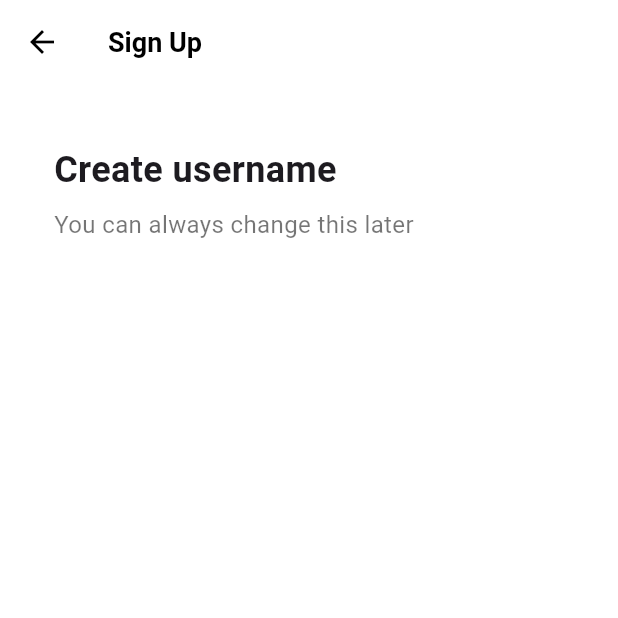
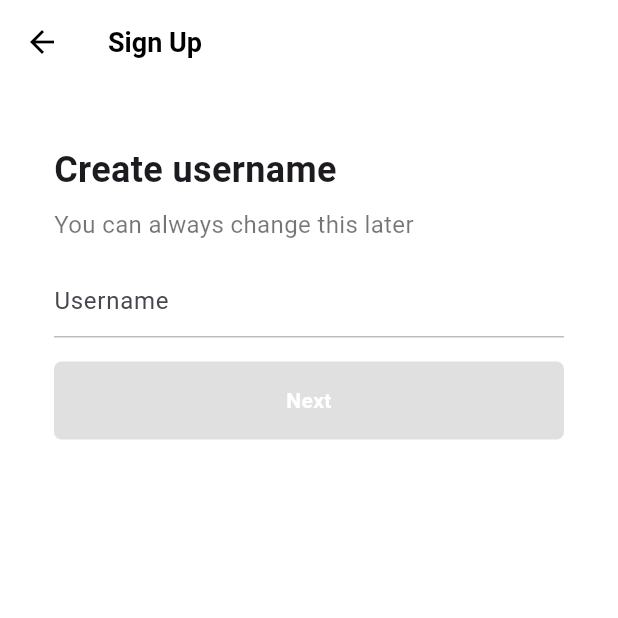
Before and after one commit to CHANIVER/tiktok_clone_again, a Flutter app: the UsernameScreen screen opened directly, on a phone screen of 412 x 824 dp, the top half of it. Run offline on Flutter 3.47's test engine with Material 3 defaults, Android fonts, the phone set to English and light mode, and no system bars; our stand-ins replace font_awesome_flutter.

Commit message:
#4.4 Username Screen

```diff
--- a/lib/features/authentication/username_screen.dart
+++ b/lib/features/authentication/username_screen.dart
@@ -2,8 +2,26 @@
 import 'package:tiktok_clone_again/constants/gaps.dart';
 import 'package:tiktok_clone_again/constants/sizes.dart';
 
-class UsernameScreen extends StatelessWidget {
+class UsernameScreen extends StatefulWidget {
   const UsernameScreen({super.key});
+
+  @override
+  State<UsernameScreen> createState() => _UsernameScreenState();
+}
+
+class _UsernameScreenState extends State<UsernameScreen> {
+  final TextEditingController _usernameController = TextEditingController();
+  String _username = "";
+
+  @override
+  void initState() {
+    super.initState();
+    _usernameController.addListener(() {
+      setState(() {
+        _username = _usernameController.text;
+      });
+    });
+  }
 
   @override
   Widget build(BuildContext context) {
@@ -14,15 +32,15 @@
           "Sign Up",
         ),
       ),
-      body: const Padding(
-        padding: EdgeInsets.symmetric(
+      body: Padding(
+        padding: const EdgeInsets.symmetric(
           horizontal: Sizes.size36,
         ),
         child: Column(
           crossAxisAlignment: CrossAxisAlignment.start,
           children: [
             Gaps.v40,
-            Text(
+            const Text(
               "Create username",
               style: TextStyle(
                 fontSize: Sizes.size24,
@@ -30,13 +48,57 @@
               ),
             ),
             Gaps.v8,
-            Text(
+            const Text(
               "You can always change this later",
               style: TextStyle(
                 fontSize: Sizes.size16,
                 color: Colors.black54,
               ),
             ),
+            Gaps.v16,
+            TextField(
+              controller: _usernameController,
+              cursorColor: Theme.of(context).primaryColor,
+              decoration: InputDecoration(
+                hintText: "Username",
+                enabledBorder: UnderlineInputBorder(
+                  borderSide: BorderSide(
+                    color: Colors.grey.shade400,
+                  ),
+                ),
+                focusedBorder: UnderlineInputBorder(
+                  borderSide: BorderSide(
+                    color: Colors.grey.shade400,
+                  ),
+                ),
+              ),
+            ),
+            Gaps.v16,
+            FractionallySizedBox(
+              widthFactor: 1,
+              child: AnimatedContainer(
+                duration: const Duration(milliseconds: 200),
+                padding: const EdgeInsets.symmetric(
+                  vertical: Sizes.size16,
+                ),
+                decoration: BoxDecoration(
+                  borderRadius: BorderRadius.circular(
+                    Sizes.size5,
+                  ),
+                  color: _username.isEmpty
+                      ? Colors.grey.shade300
+                      : Theme.of(context).primaryColor,
+                ),
+                child: const Text(
+                  textAlign: TextAlign.center,
+                  "Next",
+                  style: TextStyle(
+                    color: Colors.white,
+                    fontWeight: FontWeight.w600,
+                  ),
+                ),
+              ),
+            )
           ],
         ),
       ),
```
